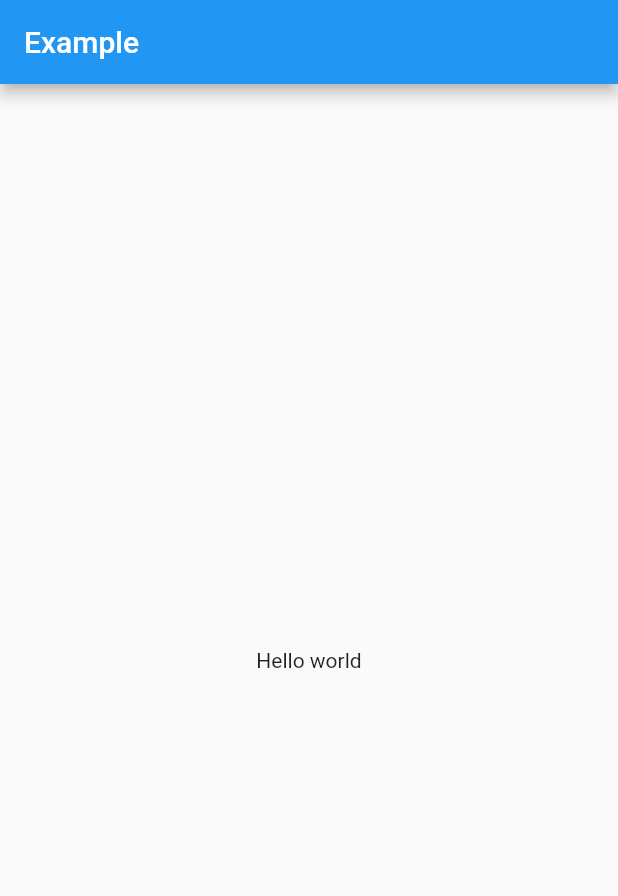
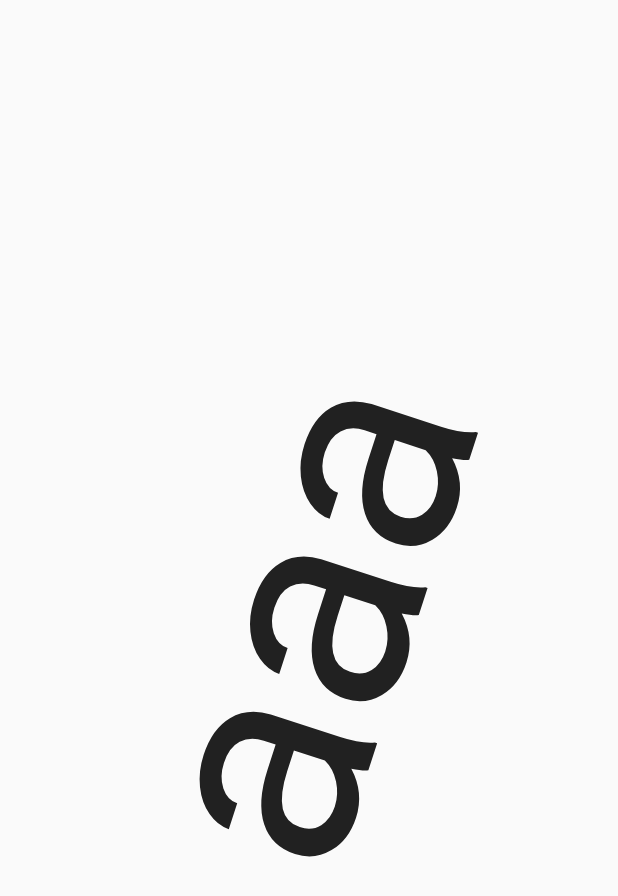
Before and after one commit to shiki0428/circular-motion, a Flutter app: the screen it shows after launch, on a phone screen of 412 x 824 dp. Shown: the top 896 px of the screen. Run offline on Flutter 3.47's test engine with Material 2 defaults, Android fonts, the phone set to English and light mode, and no system bars.

Commit message:
その場で回転

```diff
--- a/lib/main.dart
+++ b/lib/main.dart
@@ -1,35 +1,66 @@
 import 'package:flutter/material.dart';
-import 'package:hooks_riverpod/hooks_riverpod.dart';
-import 'package:flutter_hooks/flutter_hooks.dart';
-
-// We create a "provider", which will store a value (here "Hello world").
-// By using a provider, this allows us to mock/override the value exposed.
-final helloWorldProvider = Provider((_) => 'Hello world');
 
 void main() {
-  runApp(
-    // For widgets to be able to read providers, we need to wrap the entire
-    // application in a "ProviderScope" widget.
-    // This is where the state of our providers will be stored.
-    ProviderScope(
-      child: MyApp(),
-    ),
-  );
+  runApp(MyApp());
 }
 
-// Note: MyApp is a HookConsumerWidget, from flutter_hooks.
-class MyApp extends HookConsumerWidget {
+class MyApp extends StatelessWidget {
   @override
-  Widget build(BuildContext context, WidgetRef ref) {
-    // To read our provider, we can use the hook "ref.watch(".
-    // This is only possible because MyApp is a HookConsumerWidget.
-    final String value = ref.watch(helloWorldProvider);
+  Widget build(BuildContext context) {
+    return MaterialApp(
+      theme: ThemeData(primaryColor: Colors.blue),
+      home: const MyHomePage(),
+    );
+  }
+}
 
-    return MaterialApp(
-      home: Scaffold(
-        appBar: AppBar(title: Text('Example')),
-        body: Center(
-          child: Text(value),
+class MyHomePage extends StatelessWidget {
+  const MyHomePage({Key? key}) : super(key: key);
+  @override
+  Widget build(BuildContext context) {
+    return const Scaffold(
+      body: Center(child: RotatedLogo(size: 200)),
+    );
+  }
+}
+
+class RotatedLogo extends StatefulWidget {
+  const RotatedLogo({
+    Key? key,
+    this.size = 50,
+    this.duration = const Duration(seconds: 1),
+  }) : super(key: key);
+  final double size;
+  final Duration duration;
+  @override
+  _RotatedLogoState createState() => _RotatedLogoState();
+}
+
+class _RotatedLogoState extends State<RotatedLogo>
+    with SingleTickerProviderStateMixin {
+  late AnimationController controller;
+
+  @override
+  void initState() {
+    super.initState();
+    controller = AnimationController(vsync: this, duration: widget.duration);
+  }
+
+  @override
+  void dispose() {
+    controller.dispose();
+    super.dispose();
+  }
+
+  @override
+  Widget build(BuildContext context) {
+    return RotationTransition(
+      /// repeat を呼ぶだけ
+      turns: controller..repeat(),
+      child: const Text(
+        "aaa",
+        style: TextStyle(
+          fontSize: 200,
         ),
       ),
     );
```
